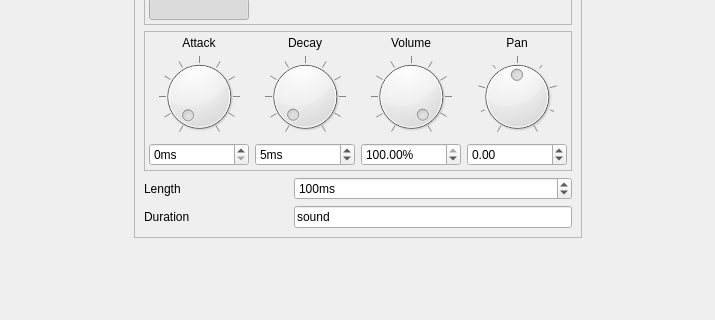
Above: resources/ui/widgets/synth_widget.ui from open-cogsci/OpenSesame before the change; both pictures show x 0 to 715 and y 185 to 505 of the 715 by 505 pixel window. Below: the same form after it.
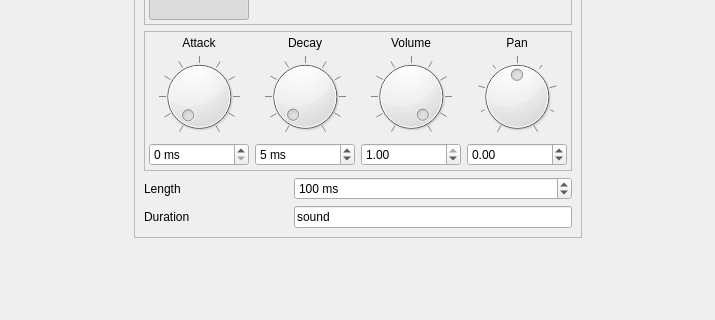
That is the form after the change. Icons and pictures are not drawn.

```diff
--- a/resources/ui/widgets/synth_widget.ui
+++ b/resources/ui/widgets/synth_widget.ui
@@ -104,16 +104,16 @@
             <string>Set the volume of the sound</string>
            </property>
            <property name="suffix">
-            <string>%</string>
+            <string/>
            </property>
            <property name="maximum">
-            <double>100.000000000000000</double>
+            <double>1.000000000000000</double>
            </property>
            <property name="singleStep">
             <double>100.000000000000000</double>
            </property>
            <property name="value">
-            <double>100.000000000000000</double>
+            <double>1.000000000000000</double>
            </property>
           </widget>
          </item>
@@ -223,7 +223,7 @@
             <string>Set the attack (&quot;fade in&quot;) of the sound</string>
            </property>
            <property name="suffix">
-            <string>ms</string>
+            <string> ms</string>
            </property>
            <property name="maximum">
             <number>100000</number>
@@ -236,7 +236,7 @@
             <string>Set the decay (&quot;fade out&quot;) of the sound</string>
            </property>
            <property name="suffix">
-            <string>ms</string>
+            <string> ms</string>
            </property>
            <property name="maximum">
             <number>100000</number>
@@ -279,7 +279,7 @@
          <string>Set the length of the sound</string>
         </property>
         <property name="suffix">
-         <string>ms</string>
+         <string> ms</string>
         </property>
         <property name="maximum">
          <number>100000000</number>
```
Left out of the diff: 2 changed lines with no effect on the pictures.
